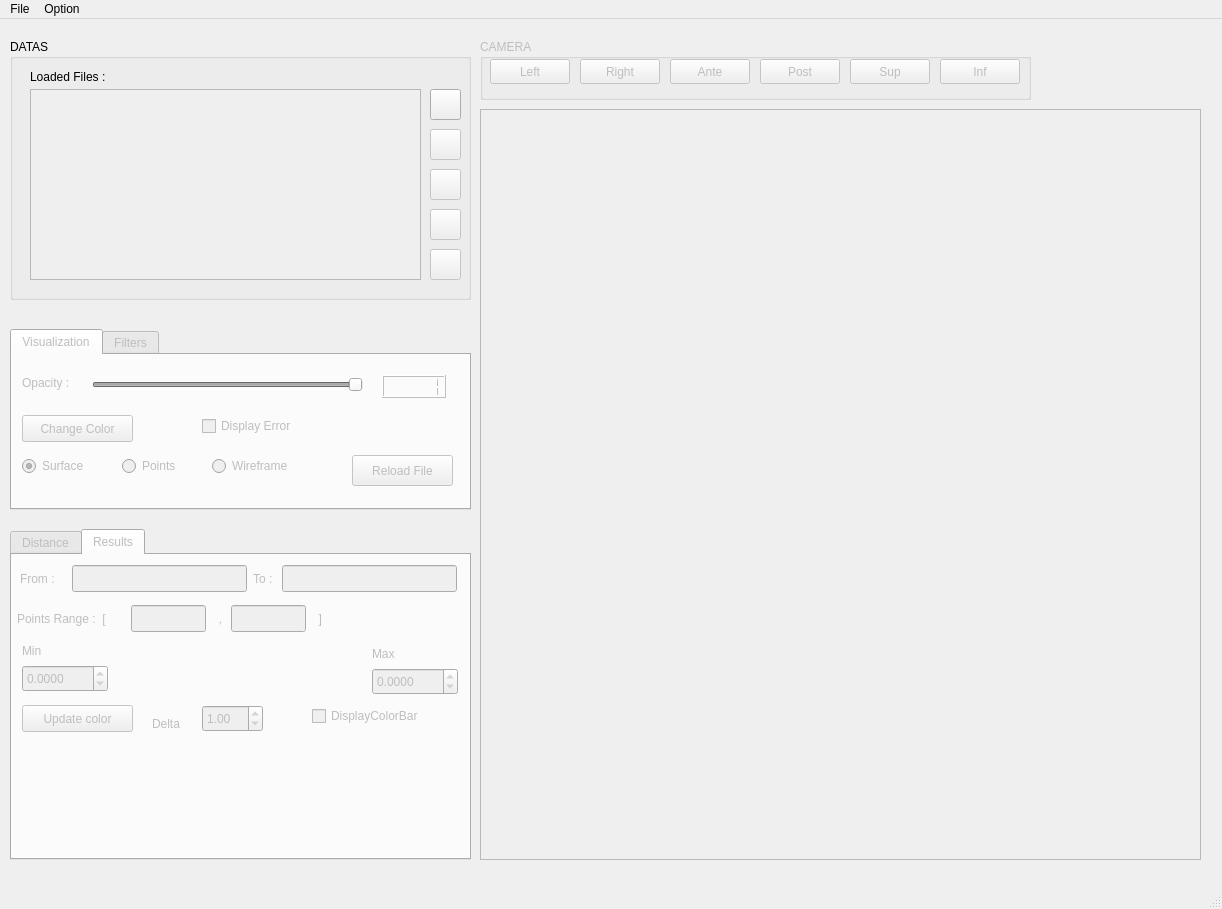
First picture: the form in 3DMeshMetric/meshMetricGui.ui, repository juliettepera/3DMetricTools, before the edit.
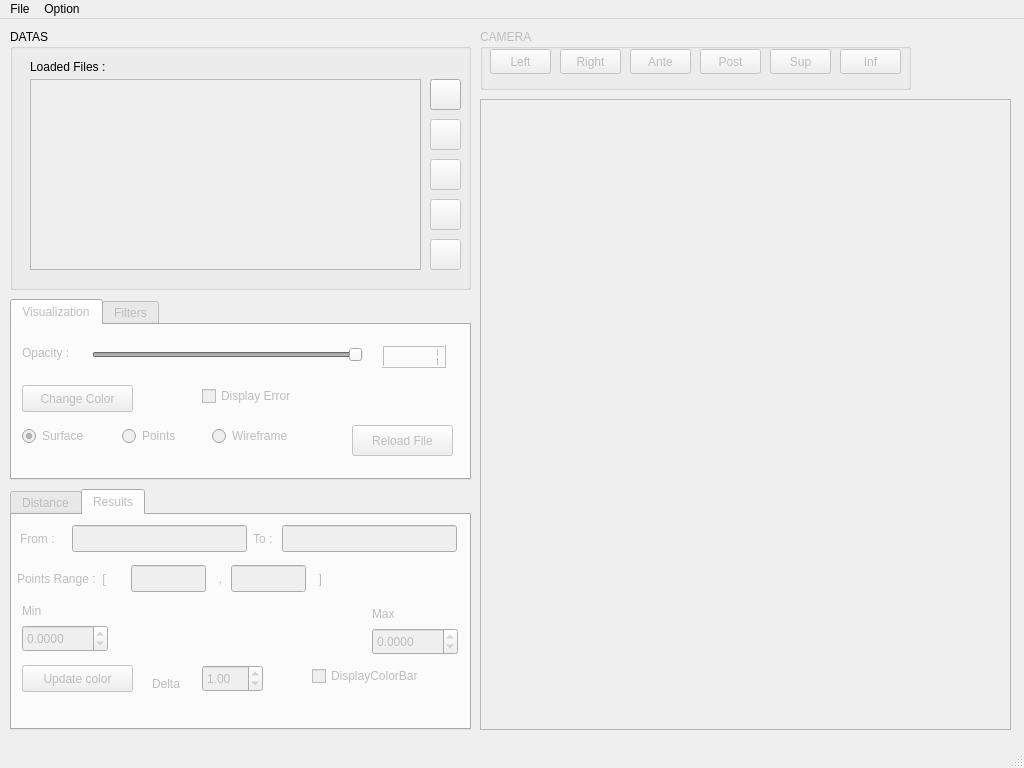
Second picture: the form after the edit. The open tabs and pages were chosen to show the change. Custom widgets are drawn as their Qt base class.

Diff of the .ui file:
```diff
--- a/3DMeshMetric/meshMetricGui.ui
+++ b/3DMeshMetric/meshMetricGui.ui
@@ -9,14 +9,14 @@
    <rect>
     <x>0</x>
     <y>0</y>
-    <width>1222</width>
-    <height>909</height>
+    <width>1024</width>
+    <height>768</height>
    </rect>
   </property>
   <property name="minimumSize">
    <size>
-    <width>1222</width>
-    <height>909</height>
+    <width>1024</width>
+    <height>768</height>
    </size>
   </property>
   <property name="windowTitle">
@@ -33,7 +33,7 @@
     <property name="geometry">
      <rect>
       <x>10</x>
-      <y>20</y>
+      <y>10</y>
       <width>461</width>
       <height>261</height>
      </rect>
@@ -194,8 +194,8 @@
     <property name="geometry">
      <rect>
       <x>480</x>
-      <y>20</y>
-      <width>551</width>
+      <y>10</y>
+      <width>431</width>
       <height>61</height>
      </rect>
     </property>
@@ -207,7 +207,7 @@
       <rect>
        <x>10</x>
        <y>20</y>
-       <width>80</width>
+       <width>61</width>
        <height>25</height>
       </rect>
      </property>
@@ -218,9 +218,9 @@
     <widget class="QPushButton" name="pushButtonRight">
      <property name="geometry">
       <rect>
-       <x>100</x>
+       <x>80</x>
        <y>20</y>
-       <width>80</width>
+       <width>61</width>
        <height>25</height>
       </rect>
      </property>
@@ -231,9 +231,9 @@
     <widget class="QPushButton" name="pushButtonFront">
      <property name="geometry">
       <rect>
-       <x>190</x>
+       <x>150</x>
        <y>20</y>
-       <width>80</width>
+       <width>61</width>
        <height>25</height>
       </rect>
      </property>
@@ -244,9 +244,9 @@
     <widget class="QPushButton" name="pushButtonBack">
      <property name="geometry">
       <rect>
-       <x>280</x>
+       <x>220</x>
        <y>20</y>
-       <width>80</width>
+       <width>61</width>
        <height>25</height>
       </rect>
      </property>
@@ -257,9 +257,9 @@
     <widget class="QPushButton" name="pushButtonUp">
      <property name="geometry">
       <rect>
-       <x>370</x>
+       <x>290</x>
        <y>20</y>
-       <width>80</width>
+       <width>61</width>
        <height>25</height>
       </rect>
      </property>
@@ -270,9 +270,9 @@
     <widget class="QPushButton" name="pushButtonDown">
      <property name="geometry">
       <rect>
-       <x>460</x>
+       <x>360</x>
        <y>20</y>
-       <width>80</width>
+       <width>61</width>
        <height>25</height>
       </rect>
      </property>
@@ -285,15 +285,15 @@
     <property name="geometry">
      <rect>
       <x>480</x>
-      <y>90</y>
-      <width>721</width>
-      <height>751</height>
+      <y>80</y>
+      <width>531</width>
+      <height>631</height>
      </rect>
     </property>
     <property name="minimumSize">
      <size>
-      <width>711</width>
-      <height>751</height>
+      <width>531</width>
+      <height>631</height>
      </size>
     </property>
     <property name="contextMenuPolicy">
@@ -313,8 +313,8 @@
       <rect>
        <x>0</x>
        <y>0</y>
-       <width>719</width>
-       <height>749</height>
+       <width>529</width>
+       <height>629</height>
       </rect>
      </property>
     </widget>
@@ -326,7 +326,7 @@
     <property name="geometry">
      <rect>
       <x>10</x>
-      <y>310</y>
+      <y>280</y>
       <width>461</width>
       <height>181</height>
      </rect>
@@ -601,9 +601,9 @@
     <property name="geometry">
      <rect>
       <x>10</x>
-      <y>510</y>
+      <y>470</y>
       <width>461</width>
-      <height>331</height>
+      <height>241</height>
      </rect>
     </property>
     <property name="currentIndex">
@@ -999,16 +999,6 @@
        <string>Update color</string>
       </property>
      </widget>
-     <widget class="ColormapWidget" name="widgetColor" native="true">
-      <property name="geometry">
-       <rect>
-        <x>110</x>
-        <y>110</y>
-        <width>241</width>
-        <height>21</height>
-       </rect>
-      </property>
-     </widget>
      <widget class="QLineEdit" name="lineEditMax">
       <property name="geometry">
        <rect>
@@ -1095,6 +1085,16 @@
        <string>Delta</string>
       </property>
      </widget>
+     <widget class="QWidget" name="widgetColor" native="true">
+      <property name="geometry">
+       <rect>
+        <x>110</x>
+        <y>100</y>
+        <width>221</width>
+        <height>31</height>
+       </rect>
+      </property>
+     </widget>
     </widget>
    </widget>
   </widget>
@@ -1104,7 +1104,7 @@
     <rect>
      <x>0</x>
      <y>0</y>
-     <width>1222</width>
+     <width>1024</width>
      <height>25</height>
     </rect>
    </property>
@@ -1167,14 +1167,6 @@
    </property>
   </action>
  </widget>
- <customwidgets>
-  <customwidget>
-   <class>ColormapWidget</class>
-   <extends>QWidget</extends>
-   <header>ColormapWidget.h</header>
-   <container>1</container>
-  </customwidget>
- </customwidgets>
  <resources/>
  <connections/>
 </ui>
```
Left out of the diff: 2 changed lines with no effect on the pictures.
